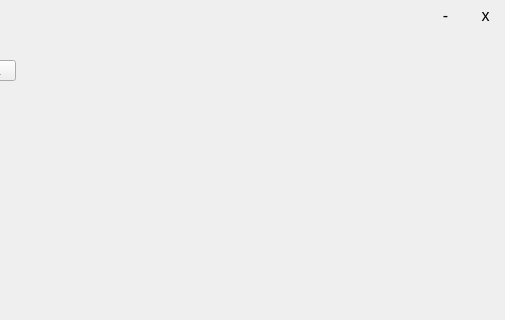
First picture: the form in zamowienia.ui, repository Fastus001/Zamowienia, before the edit; both pictures show x 155 to 660 and y 0 to 320 of the 660 by 487 pixel window.
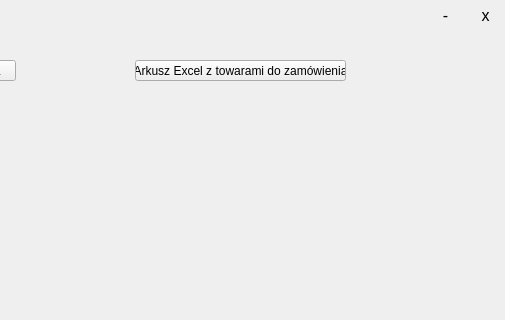
Second picture: the form after the edit.

Commit message: Wybór arkusza exel

```diff
--- a/zamowienia.ui
+++ b/zamowienia.ui
@@ -87,6 +87,19 @@
      <string>Podłącz Bazę SQL</string>
     </property>
    </widget>
+   <widget class="QPushButton" name="exelFilePathButton">
+    <property name="geometry">
+     <rect>
+      <x>290</x>
+      <y>60</y>
+      <width>211</width>
+      <height>21</height>
+     </rect>
+    </property>
+    <property name="text">
+     <string>Arkusz Excel z towarami do zamówienia</string>
+    </property>
+   </widget>
   </widget>
   <widget class="QStatusBar" name="statusBar"/>
  </widget>
```
The commit also changes 8 other files.
